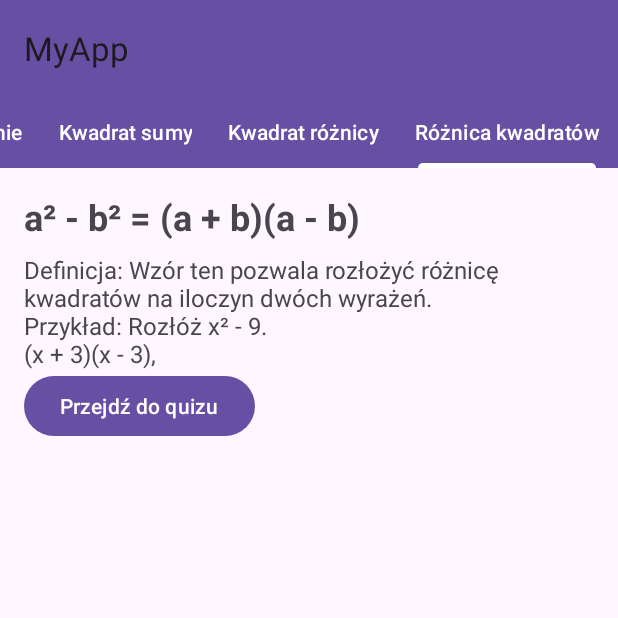
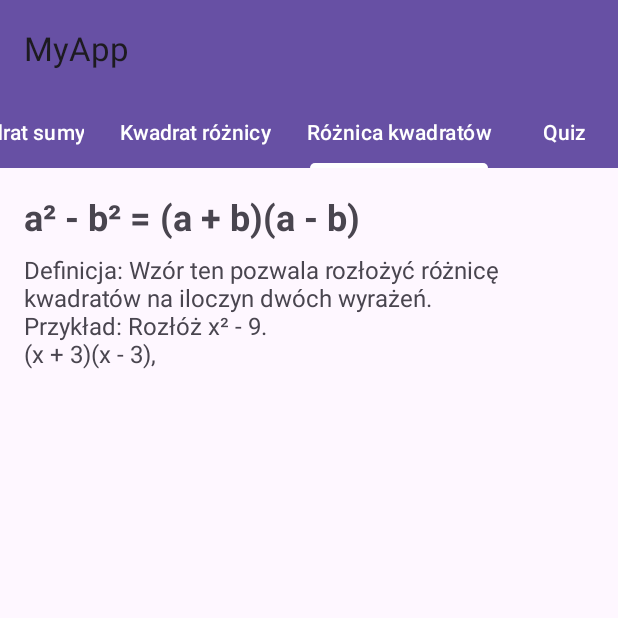
Before and after one commit to Kamilo1/MathCourse, an Android app: the LessonActivity screen opened directly, with no data from a screen before it, tab 4 chosen, on a phone screen of 412 x 824 dp, the top half of it. Run offline under Robolectric (Android 15) with nearby library versions, the phone set to English and light mode, and no system bars.

Commit message:
Dodanie zakładki Quiz

```diff
--- a/app/src/main/java/pl/wsei/pam/LessonActivity.kt
+++ b/app/src/main/java/pl/wsei/pam/LessonActivity.kt
@@ -25,7 +25,7 @@ class LessonActivity : AppCompatActivity() {
     }
 
     class LessonPagerAdapter(fm: FragmentManager) : FragmentPagerAdapter(fm) {
-        private val slideTitles = arrayOf("Wprowadzenie", "Kwadrat sumy", "Kwadrat różnicy", "Różnica kwadratów")
+        private val slideTitles = arrayOf("Wprowadzenie", "Kwadrat sumy", "Kwadrat różnicy", "Różnica kwadratów", "Quiz")
 
         override fun getCount(): Int = slideTitles.size
 
@@ -52,6 +52,11 @@ class LessonActivity : AppCompatActivity() {
                     "Definicja: Wzór ten pozwala rozłożyć różnicę kwadratów na iloczyn dwóch wyrażeń.\nPrzykład: Rozłóż x² - 9.\n(x + 3)(x - 3),",
                     isLastSlide
                 )
+                4 -> SlideFragment.newInstance(
+                    "Quiz",
+                    "Liczba punktów z ostatniego quizu:",
+                    isLastSlide
+                )
                 else -> throw IllegalStateException("Unexpected position: $position")
             }
         }
@@ -60,7 +65,7 @@ class LessonActivity : AppCompatActivity() {
     }
 
     fun onPageSelected(position: Int) {
-        if (position == 3) { // Last slide
+        if (position == 4) { // Last slide
             val intent = Intent(this, QuizActivity::class.java)
             startActivity(intent)
         }
--- a/app/src/main/java/pl/wsei/pam/QuizActivity.kt
+++ b/app/src/main/java/pl/wsei/pam/QuizActivity.kt
@@ -26,7 +26,7 @@ class QuizActivity : AppCompatActivity() {
         Question("Rozwiń wyrażenie (x + 5)².", listOf("x² + 10x + 25", "x² + 25", "x² + 5x + 10", "x² + 15x + 25"), 0),
         Question("Który wzór odpowiada kwadratowi różnicy?", listOf("(a - b)² = a² + 2ab + b²", "(a - b)² = a² - 2ab + b²", "(a - b)² = a² - b²", "(a - b)² = a² + b²"), 1),
         Question("Rozłóż na czynniki x² - 16.", listOf("(x - 4)(x + 4)", "(x - 4)(x - 4)", "(x + 4)(x + 4)", "(x + 2)(x - 2)"), 0),
-        Question("Który wzór jest poprawny dla sześcianu sumy?", listOf("(a + b)³ = a³ + 3a²b + 3ab² + b³", "(a + b)³ = a³ + 3ab + b³", "(a + b)³ = a³ + b³", "(a + b)³ = a³ + 3a² + 3b² + b³"), 0),
+        /*Question("Który wzór jest poprawny dla sześcianu sumy?", listOf("(a + b)³ = a³ + 3a²b + 3ab² + b³", "(a + b)³ = a³ + 3ab + b³", "(a + b)³ = a³ + b³", "(a + b)³ = a³ + 3a² + 3b² + b³"), 0),
         Question("Rozwiń wyrażenie (2x - 3)².", listOf("4x² - 12x + 9", "4x² - 9", "2x² - 6x + 9", "4x² + 6x + 9"), 0),
         Question("Który wzór jest wzorem różnicy kwadratów?", listOf("a² - b² = (a + b)(a - b)", "a² - b² = a² + 2ab + b²", "a² - b² = (a - b)(a - b)", "a² - b² = a² + b²"), 0),
         Question("Rozłóż na czynniki 9y² - 25.", listOf("(3y - 5)(3y + 5)", "(9y - 5)(y + 5)", "(3y - 5)(y + 5)", "(3y - 5)(3y - 5)"), 0),
@@ -38,7 +38,9 @@ class QuizActivity : AppCompatActivity() {
         Question("Rozłóż na czynniki 4x² - 9.", listOf("(2x - 3)(2x + 3)", "(4x - 3)(x + 3)", "(2x - 3)(x + 3)", "(4x - 3)(4x - 3)"), 0),
         Question("Rozwiń wyrażenie (x + 6)².", listOf("x² + 12x + 36", "x² + 6x + 36", "x² + 18x + 36", "x² + 6x + 12"), 0),
         Question("Który wzór jest wzorem różnicy kwadratów?", listOf("a² - b² = (a + b)(a - b)", "a² - b² = a² + 2ab + b²", "a² - b² = (a - b)(a - b)", "a² - b² = a² + b²"), 0)
+        */
     )
+
     private var currentQuestionIndex = 0
     private var score = 0
 
```
